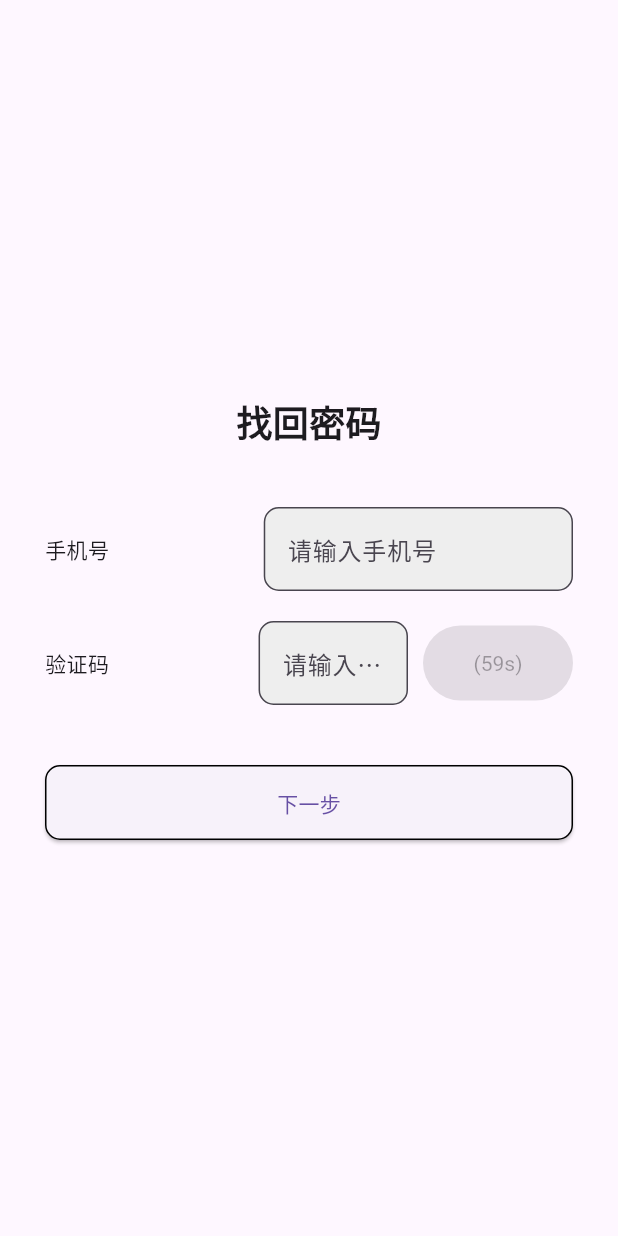
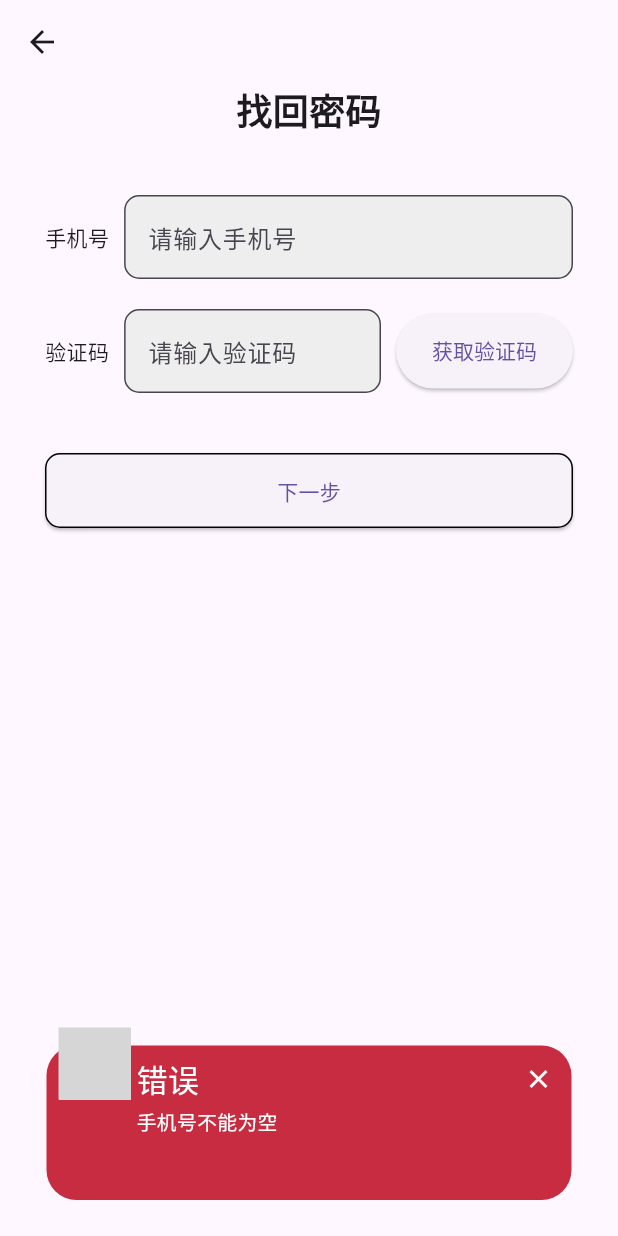
Before and after one commit to FutureYL3/takeout-app, a Flutter app: the ForgetPasswordPage screen opened directly, after a tap on "获取验证码", on a phone screen of 412 x 824 dp. Run offline on Flutter 3.47's test engine with Material 3 defaults, Android fonts, the phone set to English and light mode, and no system bars; drawn by our look-alikes of awesome_snackbar_content; our stand-ins replace dio, flutter_secure_storage, get, image_picker, shared_preferences; accounts and stored records are empty; grey boxes are pictures that could not be loaded.

Commit message:
完成找回密码页面及其网络请求

```diff
--- a/lib/login/forget_password_page.dart
+++ b/lib/login/forget_password_page.dart
@@ -1,5 +1,9 @@
+import 'package:awesome_snackbar_content/awesome_snackbar_content.dart';
 import 'package:flutter/material.dart';
+import 'package:get/get.dart';
 import 'dart:async';
+import '../utils/common_utils.dart';
+import 'reset_password_page.dart';
 
 class ForgetPasswordPage extends StatefulWidget{
   const ForgetPasswordPage({super.key});
@@ -9,15 +13,42 @@ class ForgetPasswordPage extends StatefulWidget{
 }
 
 class _ForgetPasswordPageState extends State<ForgetPasswordPage>{
-  TextEditingController phoneController = TextEditingController();
-  TextEditingController codeController = TextEditingController();
+  final TextEditingController phoneController = TextEditingController();
+  final TextEditingController codeController = TextEditingController();
+  final CommonUtilsApiService _apiService = CommonUtilsApiService();
 
   int _countdown = 60;
   Timer? _timer;
   bool _canResend = true;
 
   // 开始倒计时
-  void _startCountdown() {
+  void _startCountdown() async {
+    RegExp regTel = RegExp(r'^(13[0-9]|14[01456879]|15[0-35-9]|16[2567]|17[0-8]|18[0-9]|19[0-35-9])\d{8}$');
+
+    if (phoneController.text.isEmpty) {
+      showSnackBar('错误', '手机号不能为空', ContentType.failure, context);
+      return;
+    }
+
+    if (!regTel.hasMatch(phoneController.text)) {
+      showSnackBar('错误', '请输入正确的手机号', ContentType.failure, context);
+      return;
+    }
+
+    // 获取验证码
+    Map<String, dynamic> response = await _apiService.getValidationCode(phoneController.text);
+
+    if (response['error'] == true) {
+      showSnackBar('错误', '网络错误，请检查网络连接', ContentType.failure, context);
+      return;
+    }
+    if (response['code'] == 1) {
+      showSnackBar('成功', "已发送验证码", ContentType.success, context);
+    } else {
+      showSnackBar('错误', response['msg'], ContentType.success, context);
+      return;
+    }
+
     setState(() {
       _canResend = false;
       _countdown = 60;
@@ -35,31 +66,59 @@ class _ForgetPasswordPageState extends State<ForgetPasswordPage>{
     });
   }
 
+  void submit() async {
+    // Get.to(() => ResetPasswordPage(phoneNumber: phoneController.text));
+    // return;
+
+    // 验证码为空
+    if (codeController.text.isEmpty) {
+      showSnackBar('错误', '验证码不能为空', ContentType.failure, context);
+      return;
+    }
+
+    // 验证码错误
+    Map<String, dynamic> response = await _apiService.checkValidationCode(phoneController.text, codeController.text);
+    if (response['error'] == true) {
+      showSnackBar('错误', '网络错误，请检查网络连接', ContentType.failure, context);
+      return;
+    }
+    if (response['code'] == 0) {
+      showSnackBar('错误', response['msg'], ContentType.failure, context);
+      return;
+    }
+    // 跳转到下一步
+    Get.to(() => ResetPasswordPage(phoneNumber: phoneController.text));
+  }
+
   @override
   void dispose() {
     _timer?.cancel();
     super.dispose();
   }
 
+  @override
   Widget build(BuildContext context) {
-    return Center(
-      child: Padding(
+    return Scaffold(
+      appBar: AppBar(),
+      body: Column(
+        children: [
+          Padding(
             padding: const EdgeInsets.symmetric(horizontal: 30),
             child: Column(
               mainAxisAlignment: MainAxisAlignment.center,
               children: [
                 // 标题
-            Text(
+                const Text(
                   '找回密码',
                   style: TextStyle(fontSize: 24, fontWeight: FontWeight.bold),
                 ),
-            SizedBox(height: 40),
+                const SizedBox(height: 40),
 
                 // 手机号输入框
                 Row(
                   children: [
-                Text('手机号'),
-                Spacer(),
+                    const Text('手机号'),
+                    const SizedBox(width: 10),
                     Expanded(
                       flex: 2,
                       child: TextField(
@@ -69,7 +128,7 @@ class _ForgetPasswordPageState extends State<ForgetPasswordPage>{
                           hintText: '请输入手机号',
                           border: OutlineInputBorder(
                             borderRadius: BorderRadius.circular(10),
-                        borderSide: BorderSide(color: Colors.grey),
+                            borderSide: const BorderSide(color: Colors.grey),
                           ),
                           filled: true,
                           fillColor: Colors.grey[200],
@@ -78,13 +137,13 @@ class _ForgetPasswordPageState extends State<ForgetPasswordPage>{
                     ),
                   ],
                 ),
-            SizedBox(height: 20),
+                const SizedBox(height: 20),
 
                 // 验证码输入框和获取验证码按钮
                 Row(
                   children: [
-                Text('验证码'),
-                Spacer(),
+                    const Text('验证码'),
+                    const SizedBox(width: 10),
                     Expanded(
                       flex: 1,
                       child: TextField(
@@ -94,48 +153,48 @@ class _ForgetPasswordPageState extends State<ForgetPasswordPage>{
                           hintText: '请输入验证码',
                           border: OutlineInputBorder(
                             borderRadius: BorderRadius.circular(10),
-                        borderSide: BorderSide(color: Colors.grey),
+                            borderSide: const BorderSide(color: Colors.grey),
                           ),
                           filled: true,
                           fillColor: Colors.grey[200],
                         ),
                       ),
                     ),
-                SizedBox(width: 10),
+                    const SizedBox(width: 10),
                     ElevatedButton(
                       onPressed: _canResend ? _startCountdown : null,
                       style: ElevatedButton.styleFrom(
-                    minimumSize: Size(100, 50),
-                    textStyle: TextStyle(fontSize: 14),
+                        minimumSize: const Size(100, 50),
+                        textStyle: const TextStyle(fontSize: 14),
                       ),
                       child: Text(_canResend ? '获取验证码' : '(${_countdown}s)'),
                     ),
                   ],
                 ),
-            SizedBox(height: 40),
+                const SizedBox(height: 40),
 
                 // 下一步按钮
                 SizedBox(
                   width: double.infinity,
                   child: ElevatedButton(
-                onPressed: () {
-                  // 下一步的操作
-                },
+                    onPressed: submit,
                     style: ElevatedButton.styleFrom(
-                  padding: EdgeInsets.symmetric(vertical: 15),
+                      padding: const EdgeInsets.symmetric(vertical: 15),
                       shape: RoundedRectangleBorder(
                         borderRadius: BorderRadius.circular(10),
-                    side: BorderSide(color: Colors.black),
+                        side: const BorderSide(color: Colors.black),
                       ),
                       // primary: Colors.white,
                       // onPrimary: Colors.black,
                     ),
-                child: Text('下一步'),
+                    child: const Text('下一步'),
                   ),
                 ),
               ],
             ),
-      ),
+          )
+        ],
+      )
     );
   }
 }
--- a/lib/login/phone_login_page.dart
+++ b/lib/login/phone_login_page.dart
@@ -144,10 +144,10 @@ class _PhoneLoginPageState extends State<PhoneLoginPage> {
                                     child: Container(
                                       // margin: EdgeInsets.only(top: MediaQuery.of(context).size.height * 0.02),1
                                       alignment: Alignment.center,
-                                      height: MediaQuery.of(context).size.height * 0.04,
+                                      height: MediaQuery.of(context).size.height * 0.05,
                                       width: MediaQuery.of(context).size.width * 0.2,
                                       decoration: BoxDecoration(
-                                        borderRadius: BorderRadius.circular(10),
+                                        borderRadius: BorderRadius.circular(20),
                                         border: Border.all(color: Colors.green),
                                       ),
                                       child: const Text(
--- a/lib/signup/sign_up_page.dart
+++ b/lib/signup/sign_up_page.dart
@@ -183,6 +183,9 @@ class _SignUpPageState extends State<SignUpPage> {
                       ),
                       SizedBox(height: MediaQuery.sizeOf(context).height * 0.04),
                       ElevatedButton(
+                        style: ButtonStyle(
+                          minimumSize: WidgetStateProperty.resolveWith((states) => Size(MediaQuery.of(context).size.width * 0.5, MediaQuery.of(context).size.height * 0.05)),
+                        ),
                         onPressed: () async {
                           if ((_formKey.currentState as FormState).validate()) {
                             // 提交表单
```
Also changed, not shown: lib/login/login_apis.dart (+16 -0 lines), lib/login/reset_password_page.dart (added, +169 -0 lines), lib/utils/common_utils.dart (+22 -2 lines), pubspec.lock, 1 other file. Lines whose indentation alone changed are shown as unchanged.
